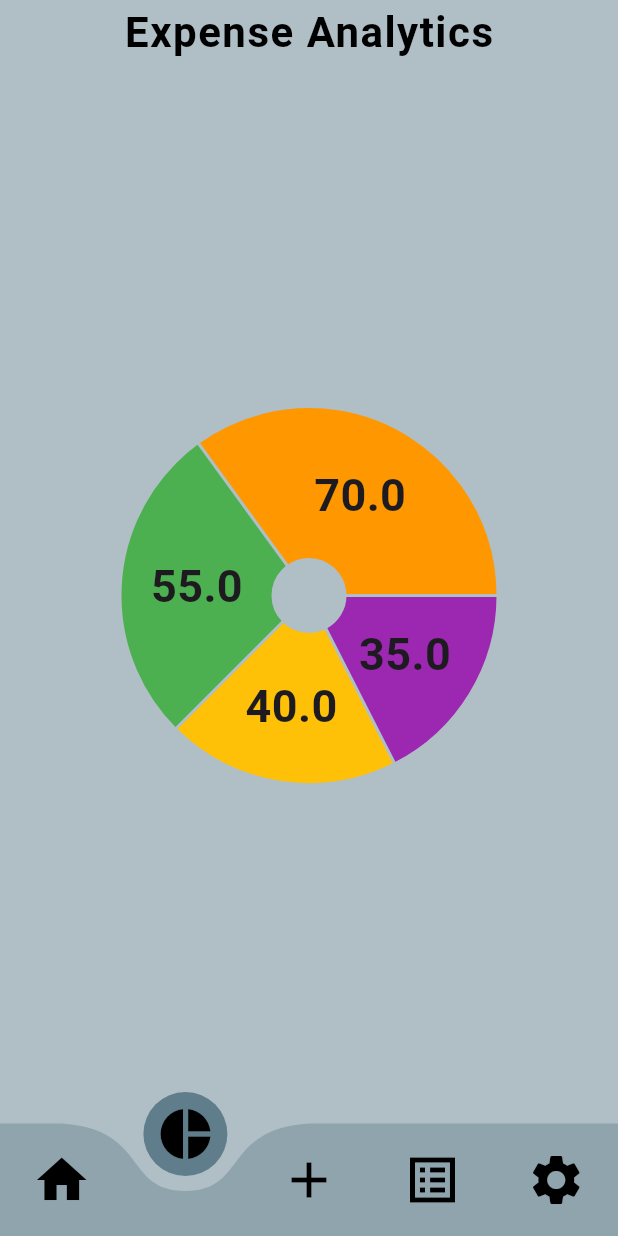
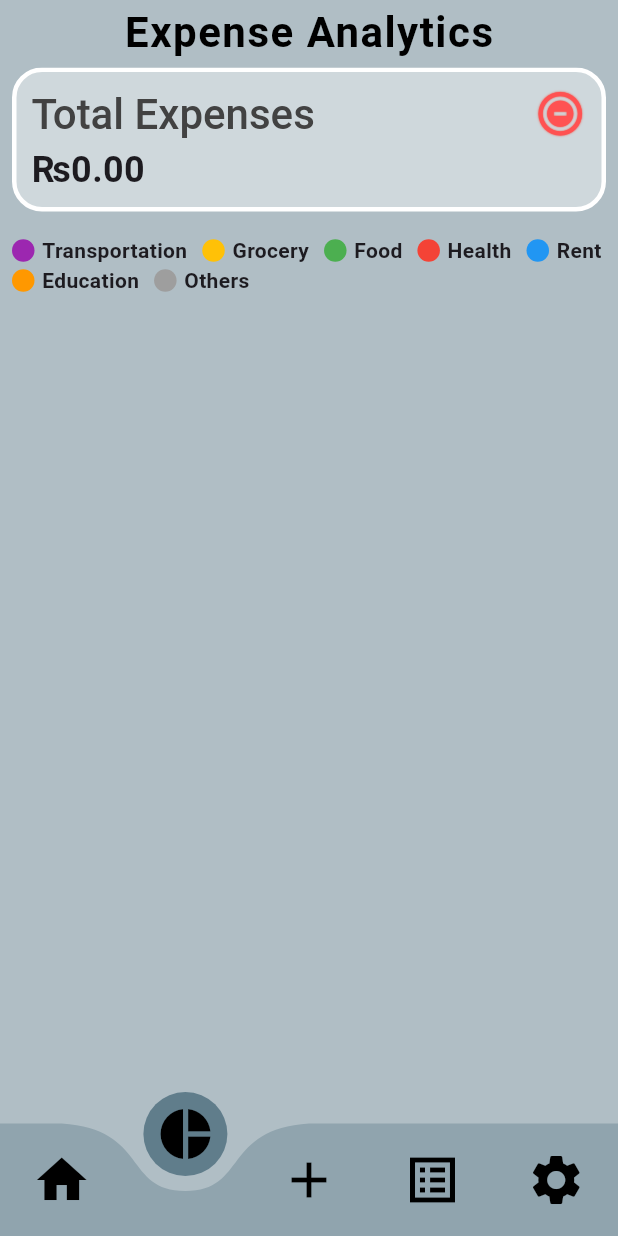
Before and after one commit to ZainR10/expanse_tracker_flutter, a Flutter app: the AnalyticsView screen opened by its route, on a phone screen of 412 x 824 dp. Run offline on Flutter 3.47's test engine with Material 3 defaults, Android fonts, the phone set to English and light mode, and no system bars; drawn by our look-alikes of curved_navigation_bar, fl_chart; our stand-ins replace cloud_firestore, firebase_auth, firebase_core, flutter_slidable, flutter_spinkit; accounts and stored records are empty; statements that could not run were skipped.

Commit message:
feature:added chart with logic

```diff
--- a/lib/view/analytics_view.dart
+++ b/lib/view/analytics_view.dart
@@ -1,10 +1,13 @@
 // ignore_for_file: unused_local_variable
 
+import 'package:expanse_tracker_flutter/View_Models/balance_expenses_provider.dart';
 import 'package:expanse_tracker_flutter/res/components/custom_nav_bar.dart';
 import 'package:expanse_tracker_flutter/utils/routes/routes_name.dart';
 import 'package:expanse_tracker_flutter/widgets/appbar.dart';
+import 'package:expanse_tracker_flutter/widgets/total_expenses_widget.dart';
 import 'package:fl_chart/fl_chart.dart';
 import 'package:flutter/material.dart';
+import 'package:provider/provider.dart';
 
 class AnalyticsView extends StatefulWidget {
   const AnalyticsView({super.key});
@@ -59,65 +62,110 @@ class _AnalyticsViewState extends State<AnalyticsView> {
             )),
         body: Column(
           crossAxisAlignment: CrossAxisAlignment.start,
-          // mainAxisAlignment: MainAxisAlignment.start,
           children: [
+            const TotalExpensesWidget(),
+            Padding(
+              padding:
+                  const EdgeInsets.symmetric(horizontal: 8, vertical: 10.0),
+              child: Wrap(
+                spacing: 10,
+                children: iconsData.map((data) {
+                  return Row(
+                    mainAxisSize: MainAxisSize.min,
+                    children: [
+                      Container(
+                        width: 15,
+                        height: 15,
+                        decoration: BoxDecoration(
+                          color: _getCategoryColor(data['label']),
+                          shape: BoxShape.circle,
+                        ),
+                      ),
+                      const SizedBox(width: 5),
+                      Text(
+                        data['label'],
+                        style: const TextStyle(
+                          fontSize: 14,
+                          fontWeight: FontWeight.bold,
+                        ),
+                      ),
+                    ],
+                  );
+                }).toList(),
+              ),
+            ),
             Expanded(
-              child: PieChart(PieChartData(
-                  centerSpaceRadius: 25,
-                  borderData: FlBorderData(show: false),
-                  sections: [
-                    PieChartSectionData(
-                      value: 35,
-                      borderSide: const BorderSide(
+              child: Consumer<BalanceAndExpensesProvider>(
+                builder: (context, provider, child) {
+                  // Aggregate data for chart
+                  final Map<String, double> categoryTotals = {};
+                  for (var expense in provider.expenseHistory) {
+                    categoryTotals[expense.icon] =
+                        (categoryTotals[expense.icon] ?? 0.0) + expense.amount;
+                  }
+
+                  // Create PieChartSectionData for each category
+                  final List<PieChartSectionData> sections =
+                      iconsData.map((data) {
+                    final label = data['label'];
+                    final value = categoryTotals[label] ?? 0.0;
+
+                    return PieChartSectionData(
+                      value: value,
+                      color: _getCategoryColor(label),
+                      radius: 100,
+                      title: value > 0 ? value.toStringAsFixed(2) : '0',
+                      titleStyle: const TextStyle(
+                        fontSize: 14,
+                        fontWeight: FontWeight.bold,
                         color: Colors.white,
-                        width: 2,
                       ),
-                      color: Colors.purple,
-                      radius: 100,
-                      titleStyle: const TextStyle(
-                        fontSize: 30,
-                        fontWeight: FontWeight.bold,
-                      ),
+                      borderSide:
+                          const BorderSide(color: Colors.white, width: 2),
+                    );
+                  }).toList();
+
+                  return PieChart(
+                    PieChartData(
+                      centerSpaceRadius: 25,
+                      borderData: FlBorderData(show: false),
+                      sections: sections,
                     ),
-                    PieChartSectionData(
-                        value: 40,
-                        borderSide: const BorderSide(
-                          color: Colors.white,
-                          width: 2,
-                        ),
-                        color: Colors.amber,
-                        radius: 100,
-                        titleStyle: const TextStyle(
-                          fontSize: 30,
-                          fontWeight: FontWeight.bold,
-                        )),
-                    PieChartSectionData(
-                        borderSide: const BorderSide(
-                          color: Colors.white,
-                          width: 2,
-                        ),
-                        value: 55,
-                        color: Colors.green,
-                        radius: 100,
-                        titleStyle: const TextStyle(
-                          fontSize: 30,
-                          fontWeight: FontWeight.bold,
-                        )),
-                    PieChartSectionData(
-                        borderSide: const BorderSide(
-                          color: Colors.white,
-                          width: 2,
-                        ),
-                        value: 70,
-                        color: Colors.orange,
-                        radius: 100,
-                        titleStyle: const TextStyle(
-                          fontSize: 30,
-                          fontWeight: FontWeight.bold,
-                        )),
-                  ])),
+                  );
+                },
+              ),
             ),
           ],
         ));
   }
 }
+
+final List<Map<String, dynamic>> iconsData = [
+  {'icon': Icons.directions_bus, 'label': 'Transportation'},
+  {'icon': Icons.shopping_cart, 'label': 'Grocery'},
+  {'icon': Icons.fastfood, 'label': 'Food'},
+  {'icon': Icons.local_hospital, 'label': 'Health'},
+  {'icon': Icons.house, 'label': 'Rent'},
+  {'icon': Icons.school, 'label': 'Education'},
+  {'icon': Icons.more_horiz, 'label': 'Others'},
+];
+Color _getCategoryColor(String category) {
+  switch (category) {
+    case 'Transportation':
+      return Colors.purple;
+    case 'Grocery':
+      return Colors.amber;
+    case 'Food':
+      return Colors.green;
+    case 'Health':
+      return Colors.red;
+    case 'Rent':
+      return Colors.blue;
+    case 'Education':
+      return Colors.orange;
+    case 'Others':
+      return Colors.grey;
+    default:
+      return Colors.black;
+  }
+}
--- a/lib/view/authentication_view/splash_view.dart
+++ b/lib/view/authentication_view/splash_view.dart
@@ -20,13 +20,13 @@ class _SplashViewState extends State<SplashView> {
 
   @override
   Widget build(BuildContext context) {
-    return const Scaffold(
-      backgroundColor: Colors.black87,
-      body: Stack(children: [
+    return Scaffold(
+      backgroundColor: Colors.blueGrey.shade200,
+      body: const Stack(children: [
         Center(
           child: Icon(
             Icons.track_changes,
-            size: 250,
+            size: 100,
             color: Colors.red,
             shadows: [
               Shadow(color: Colors.red, blurRadius: 30, offset: Offset(0, 10))
@@ -37,7 +37,7 @@ class _SplashViewState extends State<SplashView> {
           child: Text(
             'Expanse Tracker',
             style: TextStyle(
-                fontSize: 40, fontWeight: FontWeight.bold, color: Colors.white),
+                fontSize: 34, fontWeight: FontWeight.bold, color: Colors.black),
           ),
         ),
       ]),
```
